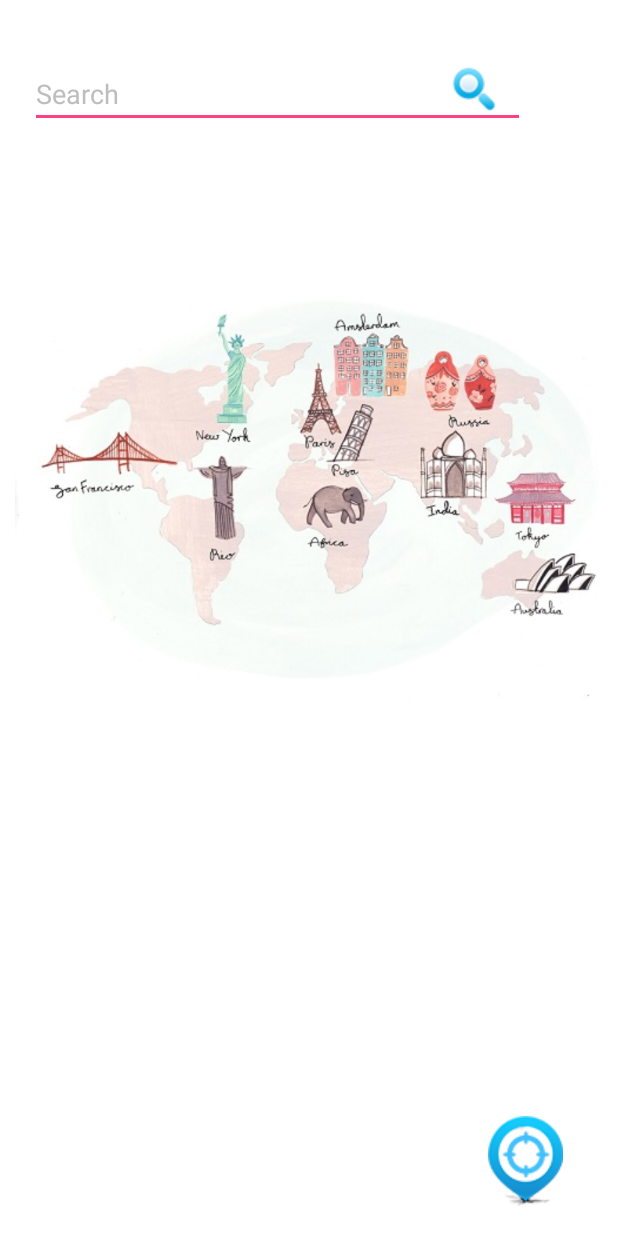
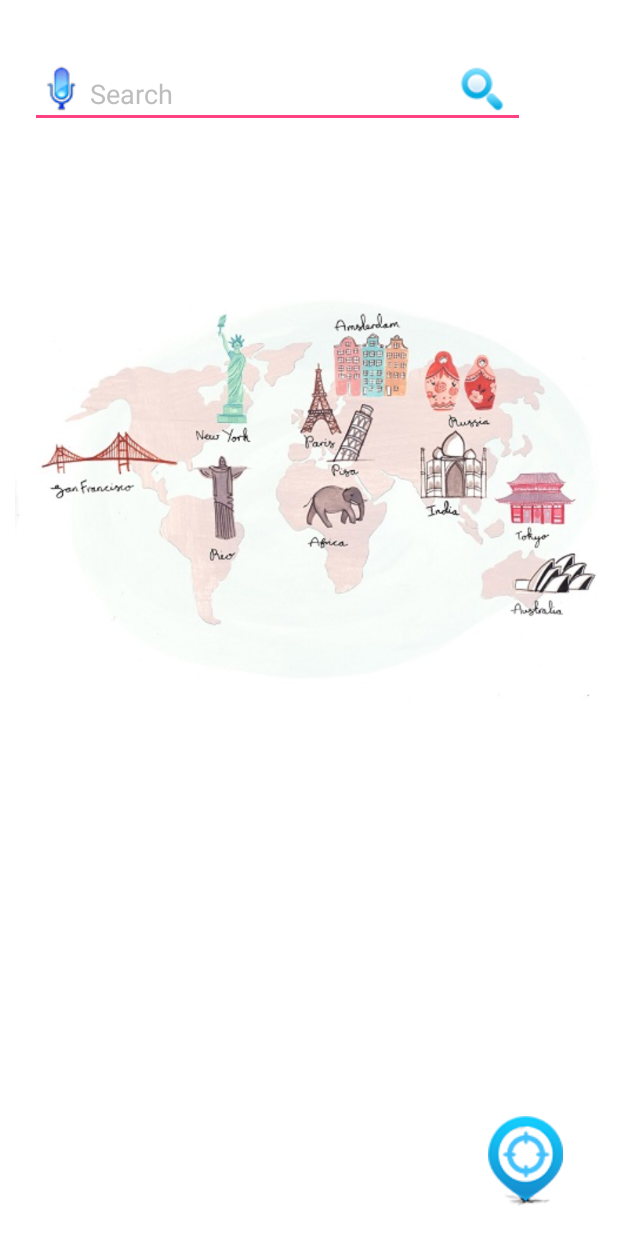
Before and after one commit to Arshavir01/GoodWeatherApp, an Android app: the MapActivity screen opened directly, with no data from a screen before it, on a phone screen of 412 x 824 dp. Run offline under Robolectric (Android 15) with nearby library versions, the phone set to English and light mode, and no system bars.

```diff
--- a/app/src/main/res/layout-land/activity_map.xml
+++ b/app/src/main/res/layout-land/activity_map.xml
@@ -19,6 +19,7 @@
         android:layout_height="wrap_content"
         android:inputType="textPersonName"
         android:hint="Search"
+        android:paddingLeft="40dp"
         android:textColorHint="#BDBDBD"
         android:textColor="#000000"
         android:ems="10"
@@ -44,6 +45,15 @@
         android:background="#FFFFFF"
         android:onClick="goBack"
         android:id="@+id/imageButton" />
+
+    <ImageButton
+        android:layout_width="wrap_content"
+        android:layout_height="wrap_content"
+        android:src="@drawable/mic2"
+        android:layout_marginTop="5dp"
+        android:layout_marginLeft="15dp"
+        android:background="#FFFFFF"
+        android:onClick="microfonClick"/>
 
     <TextView
         android:layout_width="wrap_content"
--- a/app/src/main/res/layout/activity_map.xml
+++ b/app/src/main/res/layout/activity_map.xml
@@ -21,6 +21,7 @@
         android:hint="Search"
         android:textColorHint="#BDBDBD"
         android:textColor="#000000"
+        android:paddingLeft="40dp"
         android:ems="10"
         android:layout_marginLeft="10dp"
         android:layout_marginTop="10dp"
@@ -41,10 +42,20 @@
         android:layout_height="wrap_content"
         android:src="@drawable/search_icon2"
         android:layout_marginTop="13dp"
-        android:layout_marginLeft="290dp"
+        android:layout_marginLeft="295dp"
         android:background="#FFFFFF"
         android:onClick="goBack"
         android:id="@+id/imageButton" />
+
+    <ImageButton
+        android:layout_width="wrap_content"
+        android:layout_height="wrap_content"
+        android:src="@drawable/mic2"
+        android:layout_marginTop="13dp"
+        android:layout_marginLeft="15dp"
+        android:background="#FFFFFF"
+        android:onClick="microfonClick"
+         />
 
     <TextView
         android:layout_width="wrap_content"
```
Also changed, not shown: app/src/main/java/com/example/user/goodweatherapp/MapActivity.java (+34 -0 lines), app/src/main/res/drawable/mic2.png (added).
